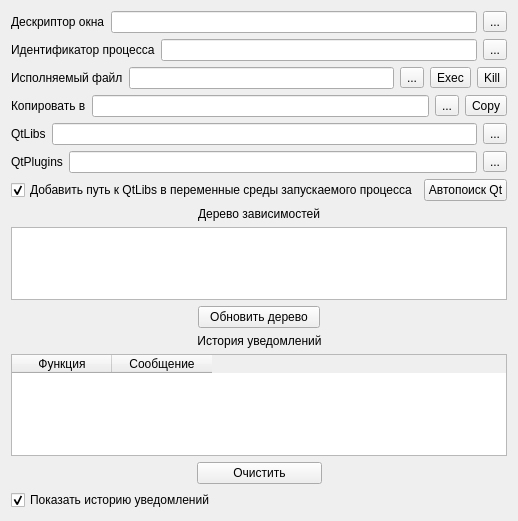
HardArchive/DLLCollector_recode, file mainwindow.ui: the form before one commit.
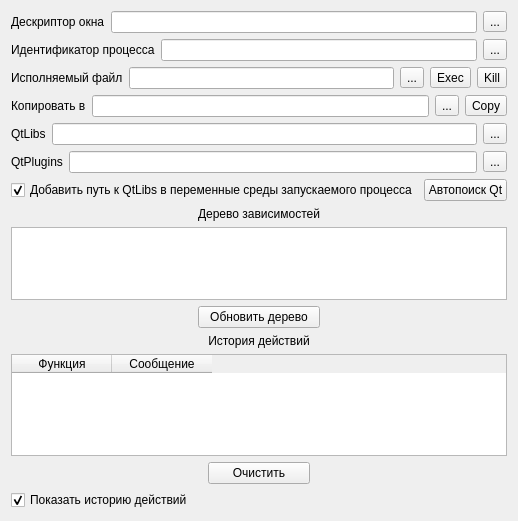
The form after the commit.

Diff of the .ui file:
```diff
--- a/mainwindow.ui
+++ b/mainwindow.ui
@@ -47,7 +47,7 @@
          <item row="0" column="1">
           <widget class="QLabel" name="label_Log">
            <property name="text">
-            <string>История уведомлений</string>
+            <string>История действий</string>
            </property>
            <property name="alignment">
             <set>Qt::AlignCenter</set>
@@ -297,7 +297,7 @@
        <string>Видимость истории действий</string>
       </property>
       <property name="text">
-       <string>Показать историю уведомлений</string>
+       <string>Показать историю действий</string>
       </property>
       <property name="checked">
        <bool>true</bool>
```
Left out of the diff: 10 changed lines with no effect on the pictures.
